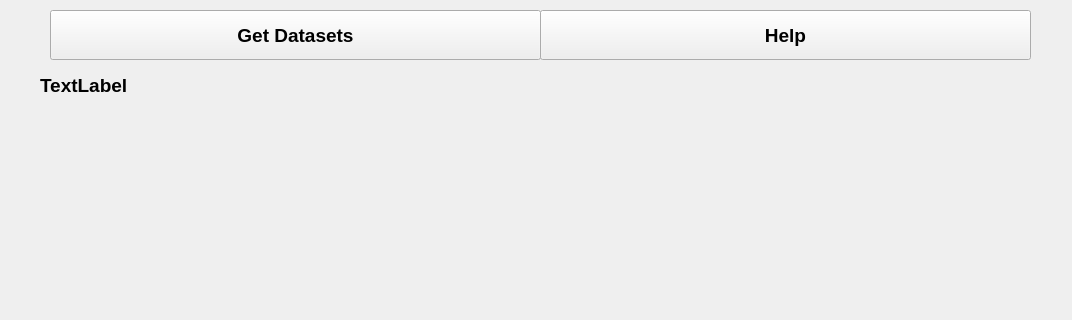
Old version of the form dfcleanser/Qt/utils/Census/CensusUI.ui in the repository RickKrasinski/dfcleanser; both pictures show x 0 to 1072 and y 0 to 320 of the 1072 by 915 pixel window.
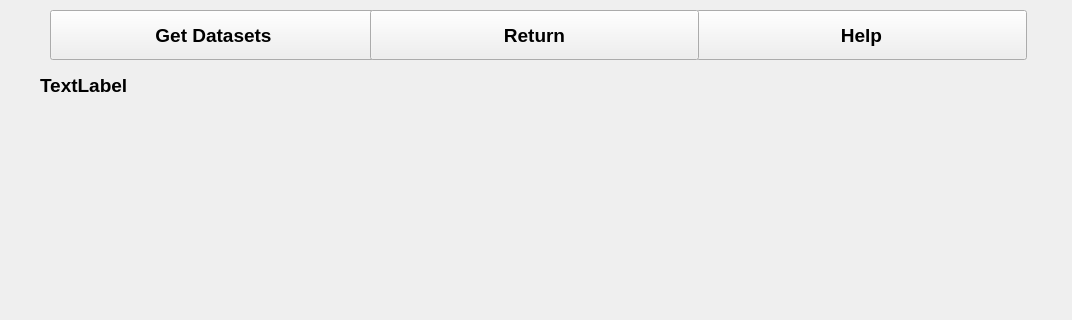
New version of the form.

The edit to the form file:
```diff
--- a/dfcleanser/Qt/utils/Census/CensusUI.ui
+++ b/dfcleanser/Qt/utils/Census/CensusUI.ui
@@ -27,7 +27,7 @@
      <rect>
       <x>50</x>
       <y>10</y>
-      <width>491</width>
+      <width>327</width>
       <height>50</height>
      </rect>
     </property>
@@ -59,9 +59,9 @@
    <widget class="QPushButton" name="CensusHelpbutton">
     <property name="geometry">
      <rect>
-      <x>540</x>
+      <x>696</x>
       <y>10</y>
-      <width>491</width>
+      <width>331</width>
       <height>50</height>
      </rect>
     </property>
@@ -86,6 +86,19 @@
     </property>
     <layout class="QVBoxLayout" name="CensusLayout"/>
    </widget>
+   <widget class="QPushButton" name="CensusReturnbutton">
+    <property name="geometry">
+     <rect>
+      <x>370</x>
+      <y>10</y>
+      <width>329</width>
+      <height>50</height>
+     </rect>
+    </property>
+    <property name="text">
+     <string>Return</string>
+    </property>
+   </widget>
   </widget>
   <widget class="QStatusBar" name="statusbar"/>
  </widget>
```
